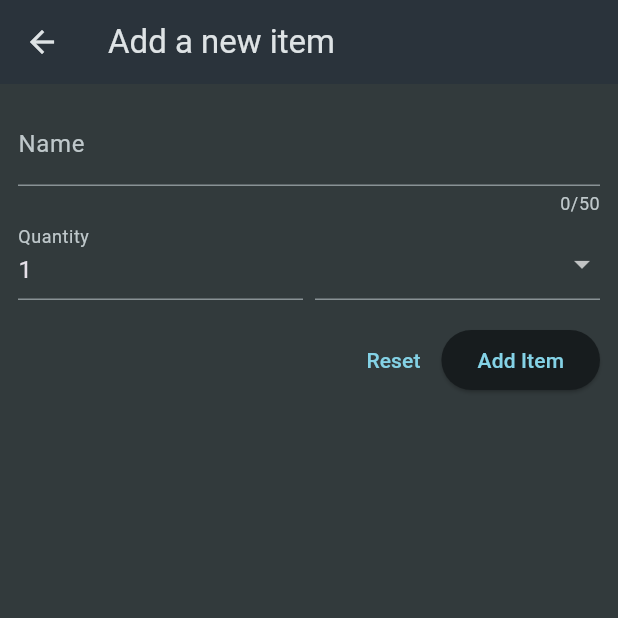
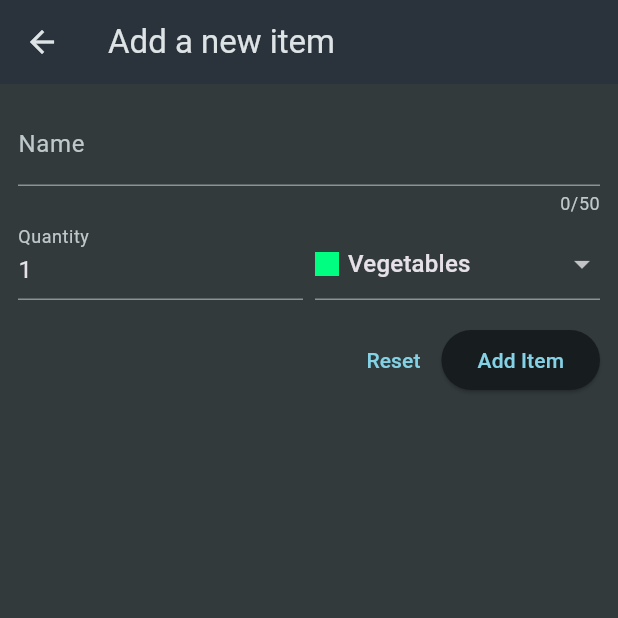
Before and after one commit to Mpumelelo9802/Shopping-list-app, a Flutter app: the screen it shows after launch, after a tap on the "add" icon, on a phone screen of 412 x 824 dp, the top half of it. Run offline on Flutter 3.47's test engine with Material 3 defaults, Android fonts, the phone set to English and light mode, and no system bars.

Commit message:
add custom items

```diff
--- a/lib/models/category.dart
+++ b/lib/models/category.dart
@@ -10,12 +10,12 @@ enum Categories {
   spices,
   convenience,
   hygiene,
-  other
+  other,
 }
 
 class Category {
-  const Category(this.title, this.color);
-
   final String title;
   final Color color;
+
+  const Category(this.title, this.color);
 }
--- a/lib/widgets/grocery_list.dart
+++ b/lib/widgets/grocery_list.dart
@@ -1,5 +1,5 @@
 import 'package:flutter/material.dart';
-import 'package:shopping_list/data/dummy_items.dart';
+import 'package:shopping_list/models/grocery_item.dart';
 import 'package:shopping_list/widgets/new_item.dart';
 
 class GroceryList extends StatefulWidget {
@@ -10,12 +10,28 @@ class GroceryList extends StatefulWidget {
 }
 
 class _GroceryListState extends State<GroceryList> {
-  void _addItem() {
-    Navigator.of(context).push(
+  final List<GroceryItem> _groceryItems = [];
+
+  void _addItem() async {
+    final newItem = await Navigator.of(context).push<GroceryItem>(
       MaterialPageRoute(
         builder: (ctx) => const NewItem(),
       ),
     );
+
+    if (newItem == null) {
+      return;
+    }
+
+    setState(() {
+      _groceryItems.add(newItem);
+    });
+  }
+
+  void _deleteItem(int index) {
+    setState(() {
+      _groceryItems.removeAt(index);
+    });
   }
 
   @override
@@ -26,16 +42,29 @@ class _GroceryListState extends State<GroceryList> {
         actions: [IconButton(onPressed: _addItem, icon: const Icon(Icons.add))],
       ),
       body: ListView.builder(
-        itemCount: groceryItems.length,
-        itemBuilder: (ctx, index) => ListTile(
-          title: Text(groceryItems[index].name),
-          leading: Container(
-            width: 24,
-            height: 24,
-            color: groceryItems[index].category.color,
+        itemCount: _groceryItems.length,
+        itemBuilder: (ctx, index) => Dismissible(
+          key: ValueKey(_groceryItems[index].id),
+          direction: DismissDirection.endToStart,
+          background: Container(
+            color: Colors.red,
+            alignment: Alignment.centerRight,
+            padding: const EdgeInsets.symmetric(horizontal: 20),
+            child: const Icon(Icons.delete, color: Colors.white),
           ),
-          trailing: Text(
-            groceryItems[index].quantity.toString(),
+          onDismissed: (direction) {
+            _deleteItem(index);
+          },
+          child: ListTile(
+            title: Text(_groceryItems[index].name),
+            leading: Container(
+              width: 24,
+              height: 24,
+              color: _groceryItems[index].category.color,
+            ),
+            trailing: Text(
+              _groceryItems[index].quantity.toString(),
+            ),
           ),
         ),
       ),
--- a/lib/widgets/new_item.dart
+++ b/lib/widgets/new_item.dart
@@ -1,5 +1,7 @@
 import 'package:flutter/material.dart';
 import 'package:shopping_list/data/categories.dart';
+import 'package:shopping_list/models/category.dart';
+import 'package:shopping_list/models/grocery_item.dart';
 
 class NewItem extends StatefulWidget {
   const NewItem({super.key});
@@ -11,8 +13,22 @@ class NewItem extends StatefulWidget {
 }
 
 class _NewItemState extends State<NewItem> {
-  final _formKey = GlobalKey();
+  final _formKey = GlobalKey<FormState>();
+  var _enteredName = "";
+  var _enteredQuantity = 1;
+  var _selectedCategory = categories[Categories.vegetables]!;
 
+  void _saveItem() {
+    if (_formKey.currentState!.validate()) {
+      _formKey.currentState!.save();
+      Navigator.of(context).pop(GroceryItem(
+          id: DateTime.now().toString(),
+          name: _enteredName,
+          quantity: _enteredQuantity,
+          category: _selectedCategory));
+      // Handle the saved data here
+    }
+  }
 
   @override
   Widget build(BuildContext context) {
@@ -40,6 +56,9 @@ class _NewItemState extends State<NewItem> {
                   }
                   return null;
                 },
+                onSaved: (value) {
+                  _enteredName = value!;
+                },
               ),
               Row(
                 crossAxisAlignment: CrossAxisAlignment.end,
@@ -49,15 +68,19 @@ class _NewItemState extends State<NewItem> {
                       decoration: const InputDecoration(
                         label: Text('Quantity'),
                       ),
-                      initialValue: "1",
+                      keyboardType: TextInputType.number,
+                      initialValue: _enteredQuantity.toString(),
                       validator: (value) {
                         if (value == null ||
                             value.isEmpty ||
                             int.tryParse(value) == null ||
-                            int.tryParse(value)! <=0) {
+                            int.tryParse(value)! <= 0) {
                           return "Must be a valid positive number";
                         }
                         return null;
+                      },
+                      onSaved: (value) {
+                        _enteredQuantity = int.parse(value!);
                       },
                     ),
                   ),
@@ -65,43 +88,54 @@ class _NewItemState extends State<NewItem> {
                     width: 8,
                   ),
                   Expanded(
-                    child: DropdownButtonFormField(
-                      items: [
-                        for (final category in categories.entries)
-                          DropdownMenuItem(
-                            value: category.value,
-                            child: Row(children: [
+                    child: DropdownButtonFormField<Category>(
+                      value: _selectedCategory,
+                      items: categories.entries.map((entry) {
+                        return DropdownMenuItem<Category>(
+                          value: entry.value,
+                          child: Row(
+                            children: [
                               Container(
                                 width: 16,
                                 height: 16,
-                                color: category.value.color,
+                                color: entry.value.color,
                               ),
-                              const SizedBox(
-                                width: 6,
-                              ),
-                              Text(category.value.title),
-                            ]),
+                              const SizedBox(width: 6),
+                              Text(entry.value.title),
+                            ],
                           ),
-                      ],
-                      onChanged: (value) {},
+                        );
+                      }).toList(),
+                      onChanged: (value) {
+                        setState(() {
+                          _selectedCategory = value!;
+                        });
+                      },
                     ),
                   ),
                 ],
               ),
-              const SizedBox(
-                height: 16,
-              ),
+              const SizedBox(height: 16),
               Row(
                 mainAxisAlignment: MainAxisAlignment.end,
                 children: [
                   TextButton(
-                    onPressed: () {},
+                    onPressed: () {
+                      _formKey.currentState!.reset();
+                      setState(() {
+                        _enteredName = "";
+                        _enteredQuantity = 1;
+                        _selectedCategory = categories[Categories.vegetables]!;
+                      });
+                    },
                     child: const Text('Reset'),
                   ),
                   ElevatedButton(
-                      onPressed: () {}, child: const Text('Add Item'))
+                    onPressed: _saveItem,
+                    child: const Text('Add Item'),
+                  ),
                 ],
-              )
+              ),
             ],
           ),
         ),
```
Also changed, not shown: lib/data/dummy_items.dart (deleted, +0 -21 lines).
